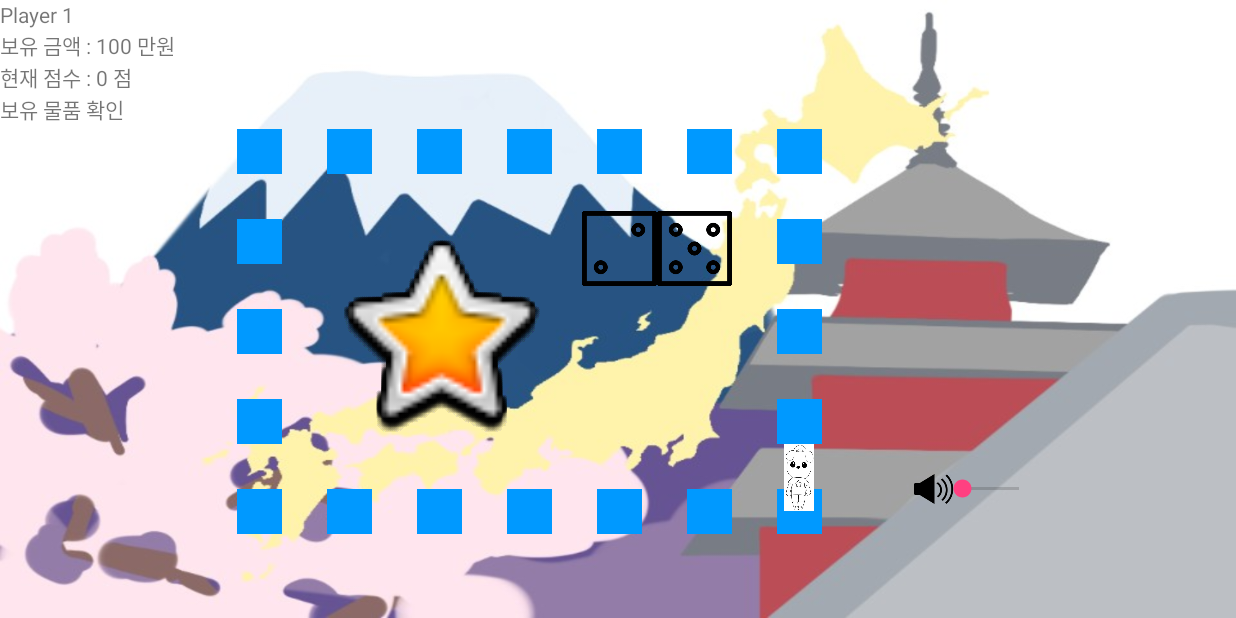
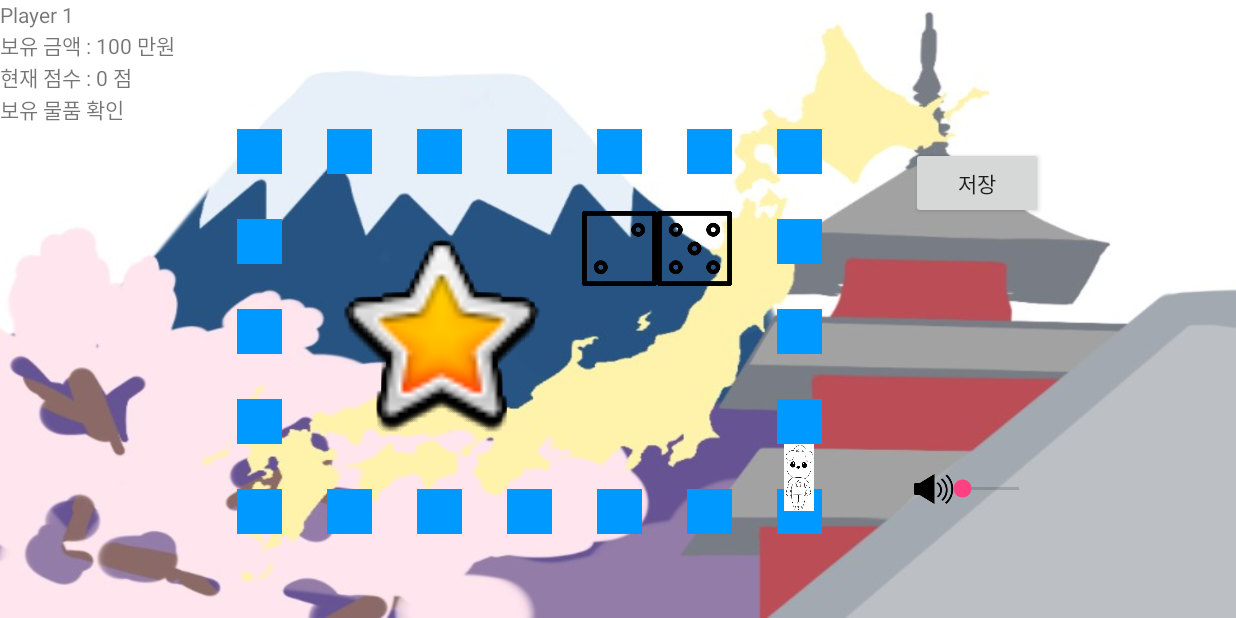
Before and after one commit to sosuch/TraMarvel, an Android app: the JapanActivity screen opened directly, with no data from a screen before it, on a phone screen of 824 x 412 dp (held sideways). Run offline under Robolectric (Android 15) with nearby library versions, the phone set to English and light mode, and no system bars; our stand-ins replace ButterKnife.

Commit message:
저장하기 기능 초안

```diff
--- a/app/src/main/java/kr/co/ezenac/sosuch/tramarvel/JapanActivity.java
+++ b/app/src/main/java/kr/co/ezenac/sosuch/tramarvel/JapanActivity.java
@@ -1,6 +1,7 @@
 package kr.co.ezenac.sosuch.tramarvel;
 
 
+import android.content.Context;
 import android.content.DialogInterface;
 import android.content.Intent;
 import android.media.AudioManager;
@@ -8,11 +9,16 @@ import android.media.SoundPool;
 import android.support.v7.app.AppCompatActivity;
 import android.os.Bundle;
 import android.view.View;
+import android.widget.Button;
 import android.widget.ImageView;
 import android.widget.RelativeLayout;
 import android.widget.SeekBar;
 import android.widget.TextView;
+import android.widget.Toast;
 
+
+import java.io.FileOutputStream;
+import java.io.PrintWriter;
 
 import butterknife.BindView;
 import butterknife.ButterKnife;
@@ -70,6 +76,7 @@ public class JapanActivity extends AppCompatActivity {
     @BindView(R.id.overray20) ImageView overray20;
     @BindView(R.id.speaker_On) ImageView speaker_On;
     @BindView(R.id.move_Bar) SeekBar move_Bar;
+    @BindView(R.id.bSave) Button bSave;
 
     ImageView[] chs;
     ImageView[] overrays;
@@ -88,7 +95,8 @@ public class JapanActivity extends AppCompatActivity {
         int nMax = audioManager.getStreamMaxVolume(AudioManager.STREAM_MUSIC);
         int nCurrentVolumn = audioManager.getStreamVolume(AudioManager.STREAM_MUSIC); //볼륨 조절
 
-        final Tile tile1 = new Tile(1,"도쿄","와규",5,10,"icons");
+
+        final Tile tile1 = new Tile(1, "도쿄", "와규", 5, 10, "icons");
 
         final SoundPool sp = new SoundPool(3, AudioManager.STREAM_MUSIC, 0);
 
@@ -148,9 +156,9 @@ public class JapanActivity extends AppCompatActivity {
 
                 dice.throwDice_2();
                 int sum = dice.getNumber_1() + dice.getNumber_2();
-                character.setLocation(character.getLocation()+sum);
+                character.setLocation(character.getLocation() + sum);
                 if (character.getLocation() > 20) {
-                    character.setLocation(character.getLocation()-20);
+                    character.setLocation(character.getLocation() - 20);
                 }
 
                 if (dice.getNumber_1() == 1) {
@@ -195,7 +203,7 @@ public class JapanActivity extends AppCompatActivity {
                             txt_score.setText(score.getTotalscore().toString());
                             sp.play(money_s, 1, 1, 0, 0, 1.0F);
 
-                            if(score.getTotalscore() >= 5) {
+                            if (score.getTotalscore() >= 5) {
                                 android.app.AlertDialog.Builder alertDialog = new android.app.AlertDialog.Builder(JapanActivity.this);
                                 alertDialog.setTitle("1번 지역 클리어!!!!" + "\n" + "다음 지역으로 넘어갑니다~~!!");
 
@@ -204,7 +212,7 @@ public class JapanActivity extends AppCompatActivity {
                                     public void onClick(DialogInterface dialogInterface, int i) {
                                         sp.play(select_s, 1, 1, 0, 0, 1.0F);
 
-                                        Intent intent = new Intent(JapanActivity.this,NextActivity.class);
+                                        Intent intent = new Intent(JapanActivity.this, NextActivity.class);
                                         startActivity(intent);
                                         finish();
                                     }
@@ -230,7 +238,7 @@ public class JapanActivity extends AppCompatActivity {
             }
         });
 
-        move_Bar.setMax(nMax);                                                                           //볼륨조절
+        move_Bar.setMax(nMax);                                                                           //볼륨조절 기능
         move_Bar.setProgress(nCurrentVolumn);
 
         move_Bar.setOnSeekBarChangeListener(new SeekBar.OnSeekBarChangeListener() {
@@ -250,6 +258,25 @@ public class JapanActivity extends AppCompatActivity {
             }
         });
 
+        bSave.setOnClickListener(new View.OnClickListener() {
+            @Override
+            public void onClick(View view) {
+
+                /*try {
+                    FileOutputStream fos = openFileOutput("myfile.txt",  //파일명 지정
+                                                                        Context.MODE_APPEND); //저장모드
+                    PrintWriter out = new PrintWriter(fos);
+                    out.println();
+                    out.close();
+
+                } catch (Exception e) {
+                    e.printStackTrace();
+                }*/
+
+                Toast.makeText(JapanActivity.this, "저장 완료", Toast.LENGTH_LONG).show();
+            }
+        });
+
     }
 
     public void visibleCh(int index) {
--- a/app/src/main/res/layout/activity_japan.xml
+++ b/app/src/main/res/layout/activity_japan.xml
@@ -795,6 +795,14 @@
                 android:progress="50" />
         </RelativeLayout>
 
+        <Button
+            android:id="@+id/bSave"
+            android:layout_width="wrap_content"
+            android:layout_height="wrap_content"
+            android:layout_above="@+id/overray1"
+            android:layout_alignEnd="@+id/speakerBox"
+            android:text="저장" />
+
 
     </RelativeLayout>
 
```
Also changed, not shown: app/src/main/java/kr/co/ezenac/sosuch/tramarvel/MainActivity.java (+15 -3 lines).
